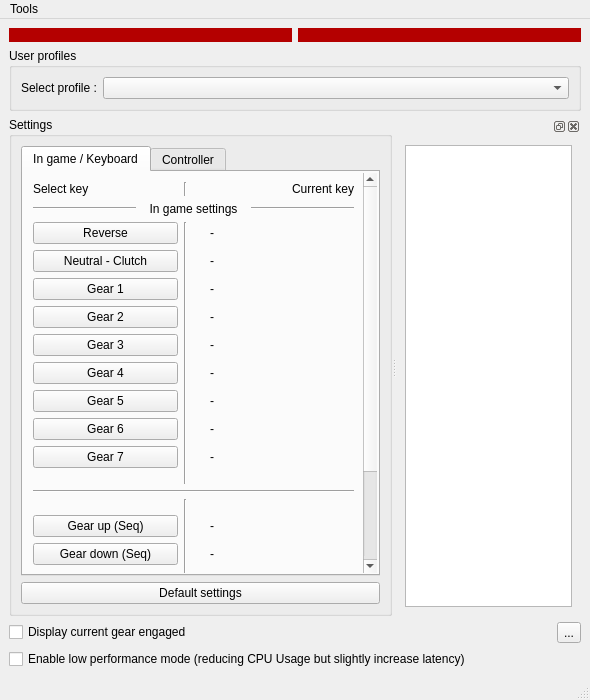
This is BrokenTC2/mainwindow.ui in BrokenGameNoob/BrokenTC2 as Qt 5 draws it before an edit. The edited form follows.
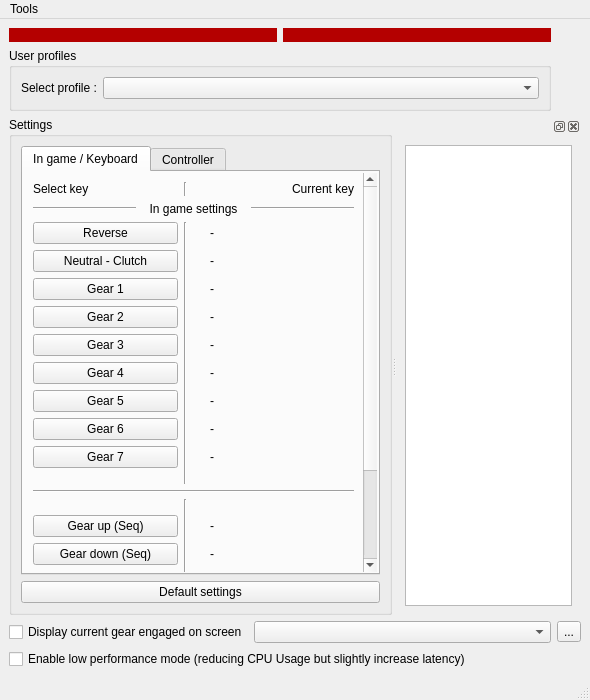
This is the edited form. Icons and pictures are not drawn. Custom widgets are drawn as their Qt base class.

Commit message: screen selection for gear display should work

Diff of the .ui file:
```diff
--- a/BrokenTC2/mainwindow.ui
+++ b/BrokenTC2/mainwindow.ui
@@ -15,6 +15,77 @@
   </property>
   <widget class="QWidget" name="centralwidget">
    <layout class="QGridLayout" name="gridLayout">
+    <item row="0" column="0">
+     <layout class="QHBoxLayout" name="hlay_pad">
+      <item>
+       <widget class="QLabel" name="lbl_pad_LB">
+        <property name="maximumSize">
+         <size>
+          <width>16777215</width>
+          <height>20</height>
+         </size>
+        </property>
+        <property name="styleSheet">
+         <string notr="true">background-color:rgb(180,0,0)</string>
+        </property>
+        <property name="text">
+         <string/>
+        </property>
+       </widget>
+      </item>
+      <item>
+       <widget class="QLabel" name="lbl_pad_RB">
+        <property name="maximumSize">
+         <size>
+          <width>16777215</width>
+          <height>20</height>
+         </size>
+        </property>
+        <property name="styleSheet">
+         <string notr="true">background-color:rgb(180,0,0)</string>
+        </property>
+        <property name="text">
+         <string/>
+        </property>
+       </widget>
+      </item>
+     </layout>
+    </item>
+    <item row="1" column="0">
+     <widget class="QGroupBox" name="gb_profile">
+      <property name="sizePolicy">
+       <sizepolicy hsizetype="Preferred" vsizetype="Maximum">
+        <horstretch>0</horstretch>
+        <verstretch>0</verstretch>
+       </sizepolicy>
+      </property>
+      <property name="title">
+       <string>User profiles</string>
+      </property>
+      <layout class="QVBoxLayout" name="verticalLayout_2">
+       <item>
+        <layout class="QHBoxLayout" name="hlay_profileComboBox">
+         <item>
+          <widget class="QLabel" name="lbl_disp_selectProfile">
+           <property name="sizePolicy">
+            <sizepolicy hsizetype="Maximum" vsizetype="Preferred">
+             <horstretch>0</horstretch>
+             <verstretch>0</verstretch>
+            </sizepolicy>
+           </property>
+           <property name="text">
+            <string>Select profile :</string>
+           </property>
+          </widget>
+         </item>
+         <item>
+          <widget class="QComboBox" name="cb_selectDevice"/>
+         </item>
+        </layout>
+       </item>
+      </layout>
+     </widget>
+    </item>
     <item row="2" column="0" colspan="2">
      <widget class="QSplitter" name="splitter">
       <property name="minimumSize">
@@ -712,88 +783,37 @@
       </widget>
      </widget>
     </item>
-    <item row="1" column="0" colspan="2">
-     <widget class="QGroupBox" name="gb_profile">
-      <property name="sizePolicy">
-       <sizepolicy hsizetype="Preferred" vsizetype="Maximum">
-        <horstretch>0</horstretch>
-        <verstretch>0</verstretch>
-       </sizepolicy>
-      </property>
-      <property name="title">
-       <string>User profiles</string>
-      </property>
-      <layout class="QVBoxLayout" name="verticalLayout_2">
-       <item>
-        <layout class="QHBoxLayout" name="hlay_profileComboBox">
-         <item>
-          <widget class="QLabel" name="lbl_disp_selectProfile">
-           <property name="sizePolicy">
-            <sizepolicy hsizetype="Maximum" vsizetype="Preferred">
-             <horstretch>0</horstretch>
-             <verstretch>0</verstretch>
-            </sizepolicy>
-           </property>
-           <property name="text">
-            <string>Select profile :</string>
-           </property>
-          </widget>
-         </item>
-         <item>
-          <widget class="QComboBox" name="cb_selectDevice"/>
-         </item>
-        </layout>
-       </item>
-      </layout>
-     </widget>
-    </item>
-    <item row="0" column="0" colspan="2">
-     <layout class="QHBoxLayout" name="hlay_pad">
+    <item row="3" column="0">
+     <layout class="QHBoxLayout" name="hlay_currentGearDisplay">
       <item>
-       <widget class="QLabel" name="lbl_pad_LB">
-        <property name="maximumSize">
-         <size>
-          <width>16777215</width>
-          <height>20</height>
-         </size>
-        </property>
-        <property name="styleSheet">
-         <string notr="true">background-color:rgb(180,0,0)</string>
+       <widget class="QCheckBox" name="cb_showCurrentGear">
+        <property name="sizePolicy">
+         <sizepolicy hsizetype="Maximum" vsizetype="Fixed">
+          <horstretch>0</horstretch>
+          <verstretch>0</verstretch>
+         </sizepolicy>
         </property>
         <property name="text">
-         <string/>
+         <string>Display current gear engaged on screen</string>
+        </property>
+        <property name="checked">
+         <bool>false</bool>
         </property>
        </widget>
       </item>
       <item>
-       <widget class="QLabel" name="lbl_pad_RB">
-        <property name="maximumSize">
-         <size>
-          <width>16777215</width>
-          <height>20</height>
-         </size>
-        </property>
-        <property name="styleSheet">
-         <string notr="true">background-color:rgb(180,0,0)</string>
-        </property>
-        <property name="text">
-         <string/>
+       <widget class="QComboBox" name="cb_gearDisplayScreen">
+        <property name="sizePolicy">
+         <sizepolicy hsizetype="Minimum" vsizetype="Fixed">
+          <horstretch>0</horstretch>
+          <verstretch>0</verstretch>
+         </sizepolicy>
         </property>
        </widget>
       </item>
      </layout>
     </item>
-    <item row="4" column="0">
-     <widget class="QCheckBox" name="cb_showCurrentGear">
-      <property name="text">
-       <string>Display current gear engaged</string>
-      </property>
-      <property name="checked">
-       <bool>false</bool>
-      </property>
-     </widget>
-    </item>
-    <item row="4" column="1">
+    <item row="3" column="1">
      <widget class="QToolButton" name="toolB_help">
       <property name="text">
        <string>...</string>
```
Left out of the diff: 2 changed lines with no effect on the pictures. The commit also changes 3 other files.
